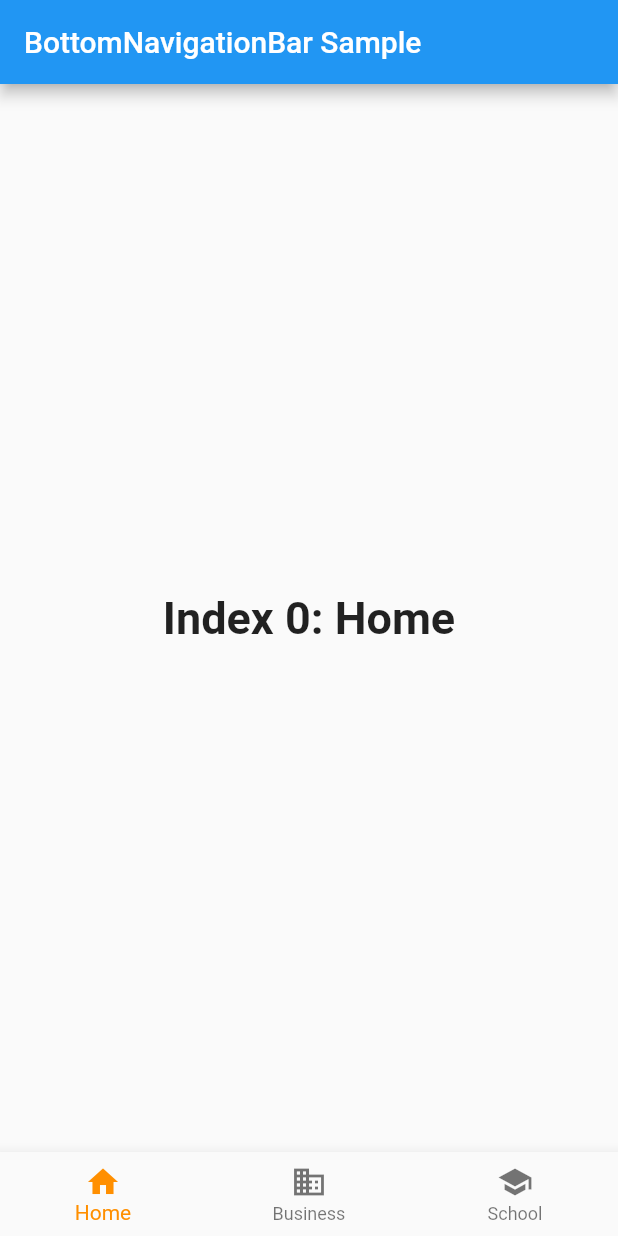
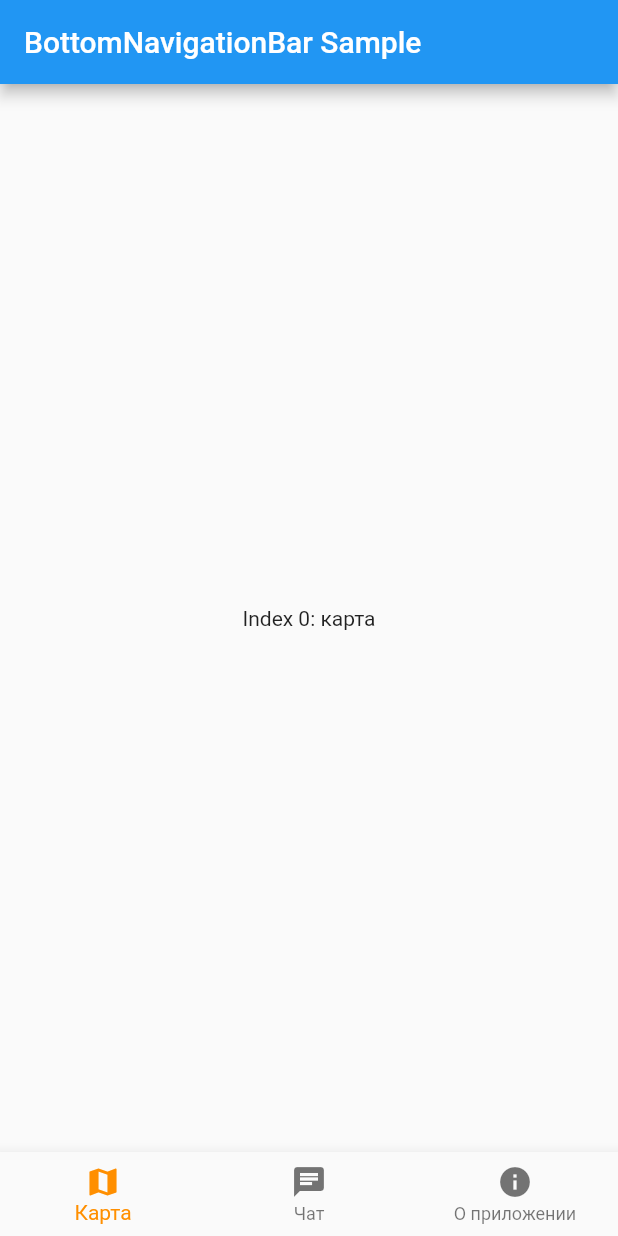
Before and after one commit to mentoster/Aviahack, a Flutter app: the screen it shows after launch, on a phone screen of 412 x 824 dp. Run offline on Flutter 3.47's test engine with Material 2 defaults, Android fonts, the phone set to English and light mode, and no system bars; missing offline and left inert: dart:js_util.

Commit message:
add 3 tabs

```diff
--- a/lib/main.dart
+++ b/lib/main.dart
@@ -1,3 +1,5 @@
+import 'dart:js_util';
+
 /// Flutter code sample for BottomNavigationBar
 
 // This example shows a [BottomNavigationBar] as it is used within a [Scaffold]
@@ -8,12 +10,15 @@
 // and displays a corresponding message in the center of the [Scaffold].
 
 import 'package:flutter/material.dart';
+import 'package:mysample/about.dart';
+import 'package:mysample/chat.dart';
+import 'package:mysample/map.dart';
 
 void main() => runApp(MyApp());
 
 /// This is the main application widget.
 class MyApp extends StatelessWidget {
-  static const String _title = 'Flutter Code Sample';
+  static const String _title = 'Твой аэропомощник';
 
   @override
   Widget build(BuildContext context) {
@@ -37,19 +42,10 @@ class _MyStatefulWidgetState extends State<MyStatefulWidget> {
   int _selectedIndex = 0;
   static const TextStyle optionStyle =
       TextStyle(fontSize: 30, fontWeight: FontWeight.bold);
-  static const List<Widget> _widgetOptions = <Widget>[
-    Text(
-      'Index 0: Home',
-      style: optionStyle,
-    ),
-    Text(
-      'Index 1: Business',
-      style: optionStyle,
-    ),
-    Text(
-      'Index 2: School',
-      style: optionStyle,
-    ),
+  static List<Widget> _widgetOptions = <Widget>[
+    Map(),
+    Chat(),
+    About(),
   ];
 
   void _onItemTapped(int index) {
@@ -70,16 +66,16 @@ class _MyStatefulWidgetState extends State<MyStatefulWidget> {
       bottomNavigationBar: BottomNavigationBar(
         items: const <BottomNavigationBarItem>[
           BottomNavigationBarItem(
-            icon: Icon(Icons.home),
-            label: 'Home',
+            icon: Icon(Icons.map),
+            label: 'Карта',
           ),
           BottomNavigationBarItem(
-            icon: Icon(Icons.business),
-            label: 'Business',
+            icon: Icon(Icons.chat),
+            label: 'Чат',
           ),
           BottomNavigationBarItem(
-            icon: Icon(Icons.school),
-            label: 'School',
+            icon: Icon(Icons.info),
+            label: 'О приложении',
           ),
         ],
         currentIndex: _selectedIndex,
--- /dev/null
+++ b/lib/map.dart
@@ -0,0 +1,15 @@
+import 'package:flutter/material.dart';
+
+class Map extends StatefulWidget {
+  const Map({Key? key}) : super(key: key);
+  _MapState createState() => _MapState();
+}
+
+class _MapState extends State<Map> {
+  @override
+  Widget build(BuildContext context) {
+    return Text(
+      'Index 0: карта',
+    );
+  }
+}
```
Also changed, not shown: lib/about.dart (added, +15 -0 lines), lib/chat.dart (added, +15 -0 lines), 1 other file.
